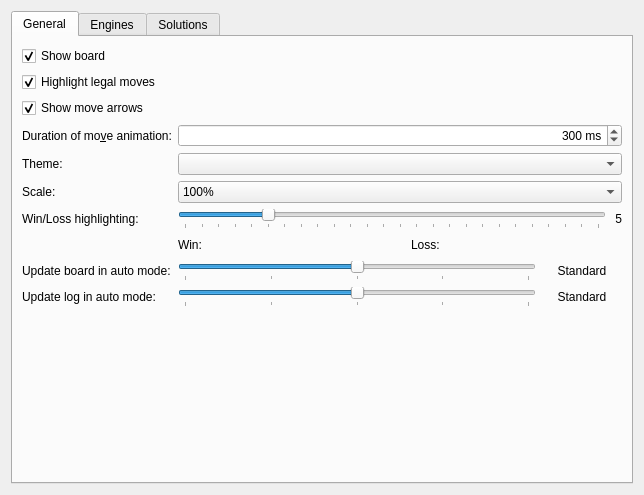
Old version of the form projects/gui/ui/settingsdlg.ui in the repository tolius/solver.
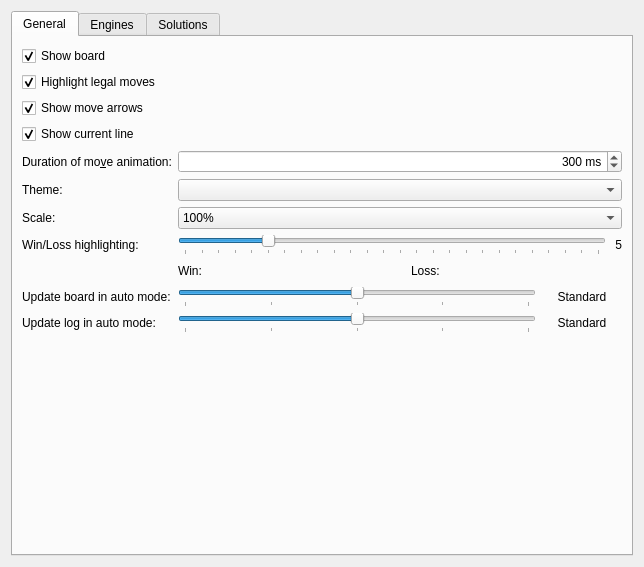
New version of the form.

Commit message: show current line

The edit to the form file:
```diff
--- a/projects/gui/ui/settingsdlg.ui
+++ b/projects/gui/ui/settingsdlg.ui
@@ -52,7 +52,7 @@
            </property>
           </widget>
          </item>
-         <item row="3" column="0">
+         <item row="4" column="0">
           <widget class="QLabel" name="m_moveAnimationLabel">
            <property name="text">
             <string>Duration of mo&amp;ve animation:</string>
@@ -62,7 +62,7 @@
            </property>
           </widget>
          </item>
-         <item row="3" column="1">
+         <item row="4" column="1">
           <widget class="QSpinBox" name="m_moveAnimationSpin">
            <property name="toolTip">
             <string>duration of a move animation (default: 300 ms)</string>
@@ -87,14 +87,14 @@
            </property>
           </widget>
          </item>
-         <item row="4" column="0">
+         <item row="5" column="0">
           <widget class="QLabel" name="m_tbPathLabel_2">
            <property name="text">
             <string>Theme:</string>
            </property>
           </widget>
          </item>
-         <item row="4" column="1">
+         <item row="5" column="1">
           <widget class="QComboBox" name="m_comboStyle">
            <property name="sizePolicy">
             <sizepolicy hsizetype="Expanding" vsizetype="Fixed">
@@ -104,14 +104,14 @@
            </property>
           </widget>
          </item>
-         <item row="5" column="0">
+         <item row="6" column="0">
           <widget class="QLabel" name="m_tbPathLabel_3">
            <property name="text">
             <string>Scale:</string>
            </property>
           </widget>
          </item>
-         <item row="5" column="1">
+         <item row="6" column="1">
           <widget class="QComboBox" name="m_comboScale">
            <property name="sizePolicy">
             <sizepolicy hsizetype="Expanding" vsizetype="Fixed">
@@ -166,14 +166,14 @@
            </item>
           </widget>
          </item>
-         <item row="6" column="0">
+         <item row="7" column="0">
           <widget class="QLabel" name="m_tbPathLabel_4">
            <property name="text">
             <string>Win/Loss highlighting:</string>
            </property>
           </widget>
          </item>
-         <item row="6" column="1">
+         <item row="7" column="1">
           <layout class="QHBoxLayout" name="horizontalLayout">
            <item>
             <widget class="QSlider" name="m_slider_WinLossHighlighting">
@@ -203,7 +203,7 @@
            </item>
           </layout>
          </item>
-         <item row="7" column="1">
+         <item row="8" column="1">
           <layout class="QHBoxLayout" name="horizontalLayout_2">
            <item>
             <widget class="QLabel" name="label_10">
@@ -269,14 +269,14 @@
            </item>
           </layout>
          </item>
-         <item row="8" column="0">
+         <item row="9" column="0">
           <widget class="QLabel" name="label_12">
            <property name="text">
             <string>Update board in auto mode:</string>
            </property>
           </widget>
          </item>
-         <item row="8" column="1">
+         <item row="9" column="1">
           <layout class="QHBoxLayout" name="horizontalLayout_3">
            <item>
             <widget class="QSlider" name="m_slider_BoardUpdate">
@@ -321,14 +321,14 @@
            </item>
           </layout>
          </item>
-         <item row="9" column="0">
+         <item row="10" column="0">
           <widget class="QLabel" name="label_15">
            <property name="text">
             <string>Update log in auto mode:</string>
            </property>
           </widget>
          </item>
-         <item row="9" column="1">
+         <item row="10" column="1">
           <layout class="QHBoxLayout" name="horizontalLayout_4">
            <item>
             <widget class="QSlider" name="m_slider_LogUpdate">
@@ -386,6 +386,16 @@
            </property>
           </widget>
          </item>
+         <item row="3" column="0">
+          <widget class="QCheckBox" name="m_showCurrentLineCheck">
+           <property name="text">
+            <string>Show current line</string>
+           </property>
+           <property name="checked">
+            <bool>true</bool>
+           </property>
+          </widget>
+         </item>
         </layout>
        </item>
        <item>
@@ -404,6 +414,22 @@
          </property>
         </spacer>
        </item>
+       <item>
+        <spacer name="verticalSpacer_6">
+         <property name="orientation">
+          <enum>Qt::Vertical</enum>
+         </property>
+         <property name="sizeType">
+          <enum>QSizePolicy::Fixed</enum>
+         </property>
+         <property name="sizeHint" stdset="0">
+          <size>
+           <width>20</width>
+           <height>200</height>
+          </size>
+         </property>
+        </spacer>
+       </item>
        <item>
         <spacer name="verticalSpacer_2">
          <property name="orientation">
```
The commit also changes 17 other files.
